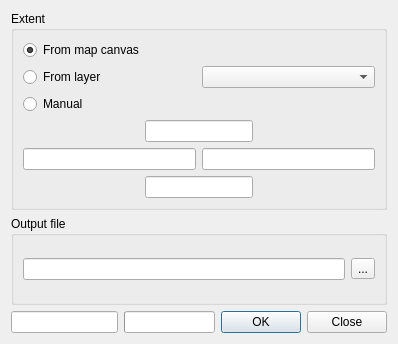
Before: the Qt Designer form src/ui/qgsosmdownloaddialog.ui in qgis/QGIS, drawn with Qt 5.
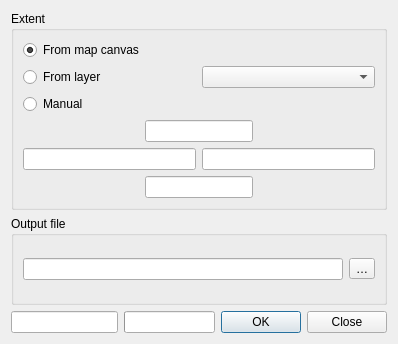
After: the same form once the commit is applied.

```diff
--- a/src/ui/qgsosmdownloaddialog.ui
+++ b/src/ui/qgsosmdownloaddialog.ui
@@ -134,7 +134,7 @@
       <item>
        <widget class="QToolButton" name="btnBrowse">
         <property name="text">
-         <string>...</string>
+         <string>…</string>
         </property>
        </widget>
       </item>
```
